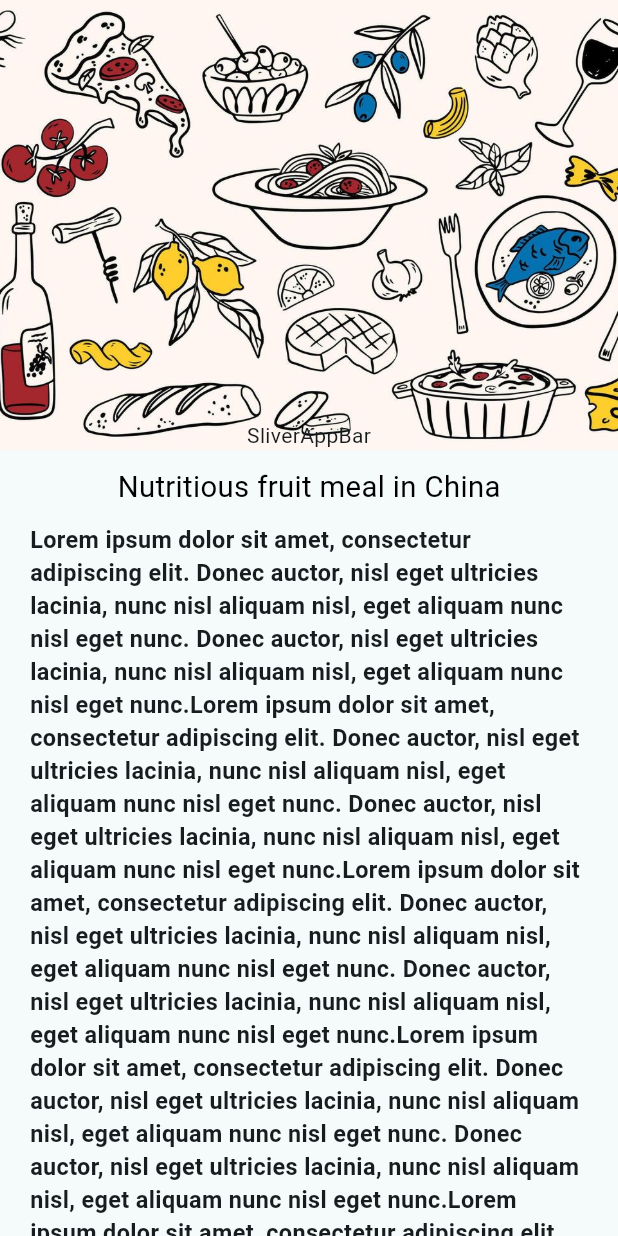
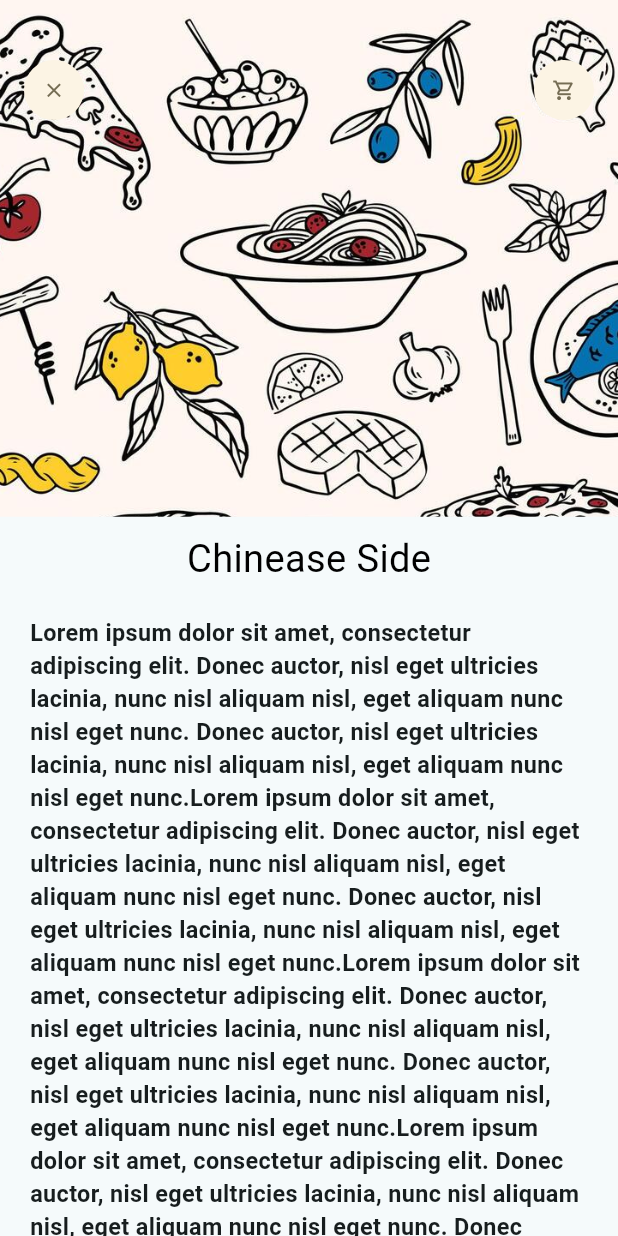
Before and after one commit to AkshitGameDev/commercialism, a Flutter app: the screen it shows after launch, on a phone screen of 412 x 824 dp. Run offline on Flutter 3.47's test engine with Material 3 defaults, Android fonts, the phone set to English and light mode, and no system bars; our stand-ins replace dots_indicator, get.

Commit message:
Update recommended_food_details.dart
fixed some bugs

```diff
--- a/commercialism/lib/pages/Food/recommended_food_details.dart
+++ b/commercialism/lib/pages/Food/recommended_food_details.dart
@@ -1,4 +1,5 @@
 
+import 'package:commercialism/Widgets/app_icon.dart';
 import 'package:commercialism/Widgets/big_text.dart';
 import 'package:commercialism/app_texts.dart';
 import 'package:flutter/material.dart';
@@ -13,11 +14,25 @@ class RecommendedFoodDetails extends StatelessWidget {
       body: CustomScrollView(
         slivers: [
           SliverAppBar(
+            pinned: true,
+            toolbarHeight: 120,
+            title: Row(
+              mainAxisAlignment: MainAxisAlignment.spaceBetween,
+              children: [
+                AppIcon(icon: Icons.clear),
+                AppIcon(icon: Icons.shopping_cart_outlined),
+              ],
+            ),
             bottom: PreferredSize(
               preferredSize: Size.fromHeight(20),
-              child: Text("SliverAppBar"),
+              child: Container(
+                padding: EdgeInsets.only(top: Dimensions.height10, bottom: Dimensions.height10),
+                color: Color(0xFFF5FAFB),
+                child: Center(child: BigText(text: 'Chinease Side', size: Dimensions.font26,)),
+                width: double.maxFinite,
+              ),
             ),
-            expandedHeight: 300,
+            expandedHeight: 400,
             flexibleSpace: FlexibleSpaceBar(
               background: Image.asset(
                 'assets/images/food0.jpg',
@@ -29,10 +44,6 @@ class RecommendedFoodDetails extends StatelessWidget {
           SliverToBoxAdapter(
             child: Column(
               children: [
-                Container(
-                  margin: const EdgeInsets.only(left: 20, right: 20, top: 10),
-                  child: const BigText(text: 'Nutritious fruit meal in China'),
-                ),
                 Container(
                   margin: const EdgeInsets.only(left: 20, right: 20, top: 10),
                   child: Text(
```
